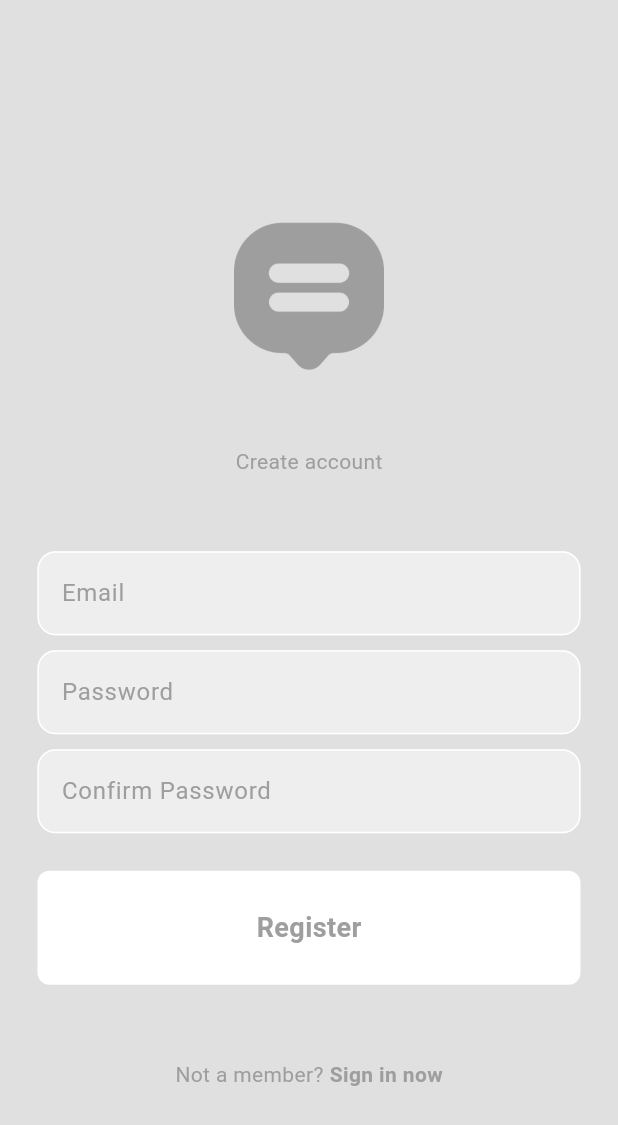
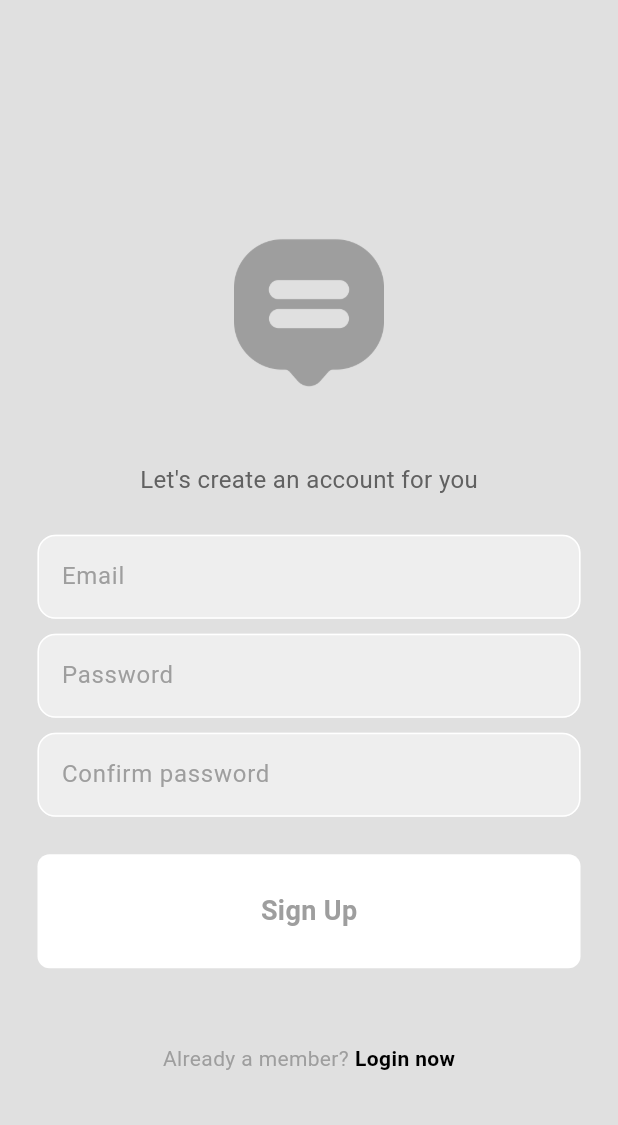
Before and after one commit to MiniDzaldov/Chat-App, a Flutter app: the RegisterPage screen opened directly, on a phone screen of 412 x 824 dp. Shown: the top 1125 px of the screen. Run offline on Flutter 3.47's test engine with Material 3 defaults, Android fonts, the phone set to English and light mode, and no system bars; our stand-ins replace cloud_firestore, firebase_auth, firebase_core; accounts and stored records are empty; network calls fail.

Commit message:
fixed regisret and login

```diff
--- a/lib/pages/register_page.dart
+++ b/lib/pages/register_page.dart
@@ -1,13 +1,13 @@
+import 'package:flutter/material.dart';
 import '../components/my_button.dart';
 import '../components/my_text_field.dart';
-import 'package:chat_app/Pages/login_page.dart';
-import 'package:flutter/material.dart';
 import '../services/auth/auth_service.dart';
-import 'home_page.dart';
+import 'login_page.dart';
 
 class RegisterPage extends StatefulWidget {
   const RegisterPage();
 
+  @override
   State<RegisterPage> createState() => _RegisterPageState();
 }
 
@@ -18,44 +18,41 @@ class _RegisterPageState extends State<RegisterPage> {
 
   final authService = AuthService();
 
-  void register() async{
-    if(passwordController.text == confirmPasswordController.text){
-      try{
+  void register() async {
+    if (passwordController.text == confirmPasswordController.text) {
+      try {
         await authService.signUpWithEmailPassword(
           emailController.text,
-           passwordController.text
+          passwordController.text,
         );
+
         Navigator.pushReplacement(
           context,
-            MaterialPageRoute(builder: (context) => HomePage()
+          MaterialPageRoute(
+            builder: (context) => LoginPage(),
           ),
         );
-    }catch (e){
+      } catch (e) {
         showDialog(
           context: context,
-       builder:(context) => AlertDialog(
+          builder: (context) => AlertDialog(
             backgroundColor: Theme.of(context).colorScheme.surface,
-        title: Text(e.toString()),
+            title: Text(e.toString()), // הקפד להשתמש ב-Text
           ),
         );
       }
-  }else{
+    } else {
       showDialog(
         context: context,
-       builder:(context) => AlertDialog(
+        builder: (context) => AlertDialog(
           backgroundColor: Theme.of(context).colorScheme.surface,
-        title: Text('Pasword dont match'),
+          title: const Text("Passwords don't match"), // הקפד להשתמש ב-Text
         ),
       );
-  }}
-
-  void navigatorToLogin() {
-    Navigator.push(
-      context,
-      MaterialPageRoute(builder: (context) => LoginPage()),
-    );
+    }
   }
 
+  @override
   Widget build(BuildContext context) {
     return Scaffold(
       backgroundColor: Theme.of(context).colorScheme.background,
@@ -65,77 +62,65 @@ class _RegisterPageState extends State<RegisterPage> {
             child: Column(
               mainAxisAlignment: MainAxisAlignment.center,
               children: [
-                SizedBox(
-                  height: 50,
-                ),
+                const SizedBox(height: 50),
                 Image.asset(
                   'lib/images/message.png',
                   height: 100,
                   color: Theme.of(context).colorScheme.primary,
                 ),
-                SizedBox(
-                  height: 50,
-                ),
+                const SizedBox(height: 50),
                 Text(
-                  'Create account',
+                  'Let\'s create an account for you',
                   style: TextStyle(
-                    color: Theme.of(context).colorScheme.primary,
+                    color: Colors.grey[700],
+                    fontSize: 16,
                   ),
                 ),
-                SizedBox(
-                  height: 50,
-                ),
+                const SizedBox(height: 25),
                 MyTextFeild(
                   controller: emailController,
                   hintText: 'Email',
                   obscureText: false,
                 ),
-                SizedBox(
-                  height: 10,
-                ),
+                const SizedBox(height: 10),
                 MyTextFeild(
                   controller: passwordController,
                   hintText: 'Password',
                   obscureText: true,
                 ),
-                SizedBox(
-                  height: 10,
-                ),
+                const SizedBox(height: 10),
                 MyTextFeild(
                   controller: confirmPasswordController,
-                  hintText: 'Confirm Password',
+                  hintText: 'Confirm password',
                   obscureText: true,
                 ),
-                SizedBox(
-                  height: 25,
-                ),
+                const SizedBox(height: 25),
                 MyButton(
                   onTap: register,
-                  text: 'Register',
+                  text: "Sign Up",
                 ),
-                SizedBox(
-                  height: 50,
-                ),
+                const SizedBox(height: 50),
                 Row(
                   mainAxisAlignment: MainAxisAlignment.center,
                   children: [
                     Text(
-                      'Not a member?',
+                      'Already a member?',
                       style: TextStyle(
-                          color: Theme.of(context).colorScheme.primary),
+                        color: Theme.of(context).colorScheme.primary,
                       ),
-                    SizedBox(
-                      width: 4,
                     ),
+                    const SizedBox(width: 4),
                     GestureDetector(
-                      onTap: navigatorToLogin,
-                      child: Text(
-                        'Sign in now',
+                      onTap: () {
+                        Navigator.pop(context);
+                      },
+                      child: const Text(
+                        'Login now',
                         style: TextStyle(
                           fontWeight: FontWeight.bold,
-                            color: Theme.of(context).colorScheme.primary),
                         ),
-                    )
+                      ),
+                    ),
                   ],
                 ),
               ],
```
Also changed, not shown: lib/components/my_chat_bubble.dart (+7 -13 lines), lib/pages/chat_page.dart (+30 -33 lines), lib/pages/login_page.dart (+28 -38 lines), lib/services/auth/auth_service.dart (+11 -16 lines). Lines whose indentation alone changed are shown as unchanged.
